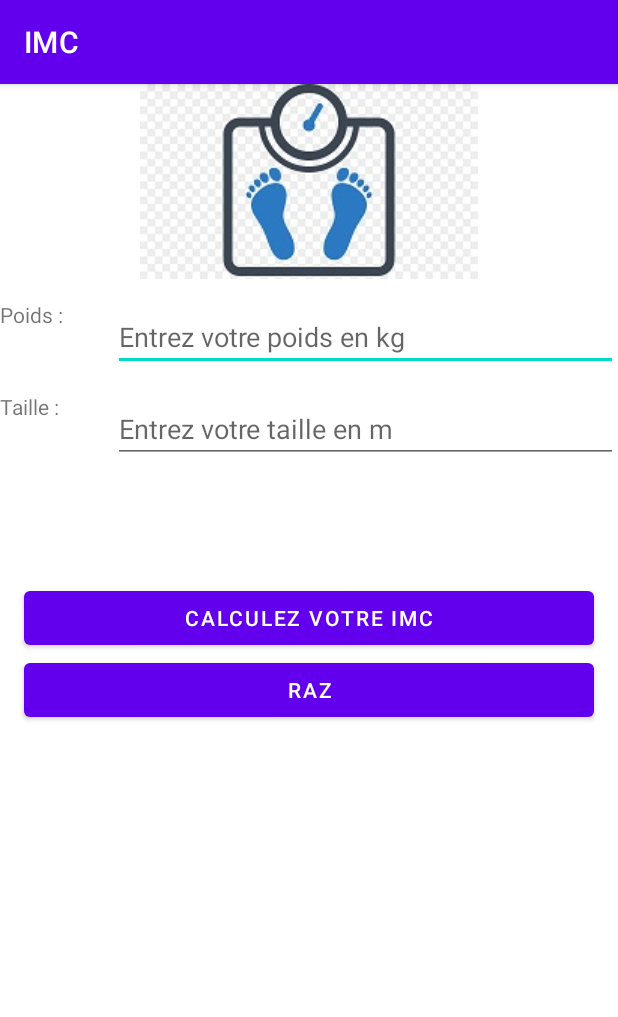
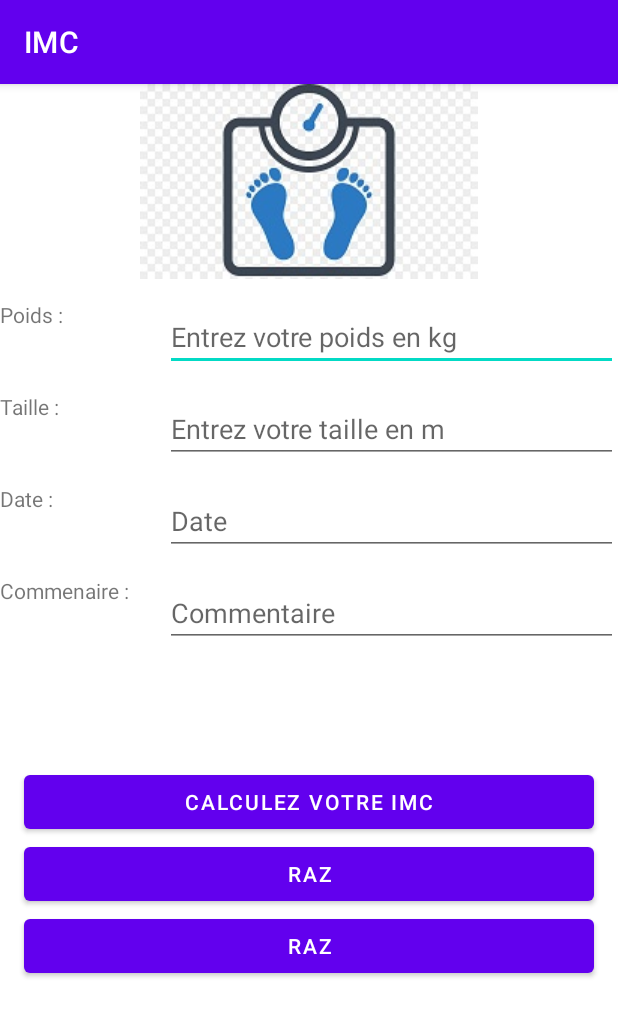
Before and after one commit to flub78/ANdroidImc, an Android app: the screen it shows after launch (ImcActivity), on a phone screen of 412 x 824 dp. Shown: the top 1017 px of the screen. Run offline under Robolectric (Android 15) with nearby library versions, the phone set to English and light mode, and no system bars.

Commit message:
Work in progress...

```diff
--- a/app/src/main/java/flub78/org/imc/ImcActivity.java
+++ b/app/src/main/java/flub78/org/imc/ImcActivity.java
@@ -22,6 +22,8 @@ public class ImcActivity extends AppCompatActivity implements View.OnKeyListener
 
     public void computeImc(View v)  {
         // The user just clicked
+
+        KeyBoard.hide(this);
 
         float size;
         float weight;
--- /dev/null
+++ b/app/src/main/java/flub78/org/imc/KeyBoard.java
@@ -0,0 +1,29 @@
+package flub78.org.imc;
+
+import android.app.Activity;
+import android.view.inputmethod.InputMethodManager;
+
+/**
+ * SHow or hide soft keyboard
+ */
+public class KeyBoard {
+
+    public static void show(Activity activity){
+        InputMethodManager imm = (InputMethodManager) activity.getSystemService(Activity.INPUT_METHOD_SERVICE);
+        imm.toggleSoftInput(0, InputMethodManager.HIDE_IMPLICIT_ONLY); // show
+    }
+
+    public static void hide(Activity activity){
+        InputMethodManager imm = (InputMethodManager) activity.getSystemService(Activity.INPUT_METHOD_SERVICE);
+        imm.toggleSoftInput(InputMethodManager.HIDE_IMPLICIT_ONLY, 0); // hide
+    }
+
+    public static void toggle(Activity activity){
+        InputMethodManager imm = (InputMethodManager) activity.getSystemService(Activity.INPUT_METHOD_SERVICE);
+        if (imm.isActive()){
+            hide(activity);
+        } else {
+            show(activity);
+        }
+    }
+}
--- a/app/src/main/res/layout/activity_main2.xml
+++ b/app/src/main/res/layout/activity_main2.xml
@@ -6,6 +6,7 @@
     android:orientation="vertical"
     tools:context=".ImcActivity">
 
+    <!-- First a picture -->
     <ImageView
         android:layout_width="wrap_content"
         android:layout_height="wrap_content"
@@ -13,6 +14,7 @@
         android:src="@drawable/scale_bmi"
         android:contentDescription="@string/scale" />
 
+    <!-- Weight input -->
     <LinearLayout
         android:layout_width="match_parent"
         android:layout_height="wrap_content"
@@ -22,7 +24,7 @@
         <TextView
             android:layout_width="0dp"
             android:layout_height="wrap_content"
-            android:layout_weight="15"
+            android:layout_weight="25"
             android:text="@string/poids"
             android:textSize="14sp" />
 
@@ -30,7 +32,7 @@
             android:id="@+id/activity_main_weight_input"
             android:layout_width="0dp"
             android:layout_height="wrap_content"
-            android:layout_weight="85"
+            android:layout_weight="80"
             android:layout_marginStart="16dp"
             android:layout_marginTop="16dp"
             android:ems="10"
@@ -38,6 +40,7 @@
             android:inputType="numberDecimal" />
     </LinearLayout>
 
+    <!-- Size input -->
     <LinearLayout
         android:layout_width="match_parent"
         android:layout_height="wrap_content"
@@ -46,7 +49,7 @@
         <TextView
             android:layout_width="0dp"
             android:layout_height="wrap_content"
-            android:layout_weight="15"
+            android:layout_weight="25"
             android:text="@string/taille"
             tools:layout_editor_absoluteX="96dp"
             tools:layout_editor_absoluteY="35dp" />
@@ -55,7 +58,7 @@
             android:id="@+id/activity_main_size_input"
             android:layout_width="0dp"
             android:layout_height="wrap_content"
-            android:layout_weight="85"
+            android:layout_weight="80"
             android:layout_marginStart="16dp"
             android:layout_marginTop="16dp"
             android:ems="10"
@@ -63,6 +66,57 @@
             android:inputType="numberDecimal" />
     </LinearLayout>
 
+    <!-- Date input -->
+    <LinearLayout
+        android:layout_width="match_parent"
+        android:layout_height="wrap_content"
+        android:orientation="horizontal">
+
+        <TextView
+            android:layout_width="0dp"
+            android:layout_height="wrap_content"
+            android:layout_weight="25"
+            android:text="@string/date"
+            android:textSize="14sp" />
+
+        <EditText
+            android:id="@+id/activity_main_date_input"
+            android:layout_width="0dp"
+            android:layout_height="wrap_content"
+            android:layout_weight="80"
+            android:layout_marginStart="16dp"
+            android:layout_marginTop="16dp"
+            android:ems="10"
+            android:hint="@string/date_hint"
+            android:inputType="date" />
+    </LinearLayout>
+
+    <!-- Comment input -->
+    <LinearLayout
+        android:layout_width="match_parent"
+        android:layout_height="wrap_content"
+        android:orientation="horizontal">
+
+        <TextView
+            android:layout_width="0dp"
+            android:layout_height="wrap_content"
+            android:layout_weight="25"
+            android:text="@string/comment"
+            android:textSize="14sp" />
+
+        <EditText
+            android:id="@+id/activity_main_comment_input"
+            android:layout_width="0dp"
+            android:layout_height="wrap_content"
+            android:layout_weight="80"
+            android:layout_marginStart="16dp"
+            android:layout_marginTop="16dp"
+            android:ems="10"
+            android:hint="@string/comment_hint"
+            android:inputType="text" />
+    </LinearLayout>
+
+    <!-- Result -->
     <TextView
         android:id="@+id/activity_main_result_text"
         android:layout_width="match_parent"
@@ -78,6 +132,7 @@
         tools:layout_editor_absoluteX="96dp"
         tools:layout_editor_absoluteY="35dp" />
 
+    <!-- BMI button -->
     <Button
         android:id="@+id/activity_main_compute_button"
         android:layout_width="match_parent"
@@ -86,6 +141,7 @@
         android:layout_marginEnd="16dp"
         android:text="@string/calculez_votre_imc" />
 
+    <!-- Clear button -->
     <Button
         android:id="@+id/activity_main_clear_button"
         android:layout_width="match_parent"
@@ -94,4 +150,12 @@
         android:layout_marginEnd="16dp"
         android:text="@string/raz" />
 
+    <!-- Store button -->
+    <Button
+        android:id="@+id/activity_main_store_button"
+        android:layout_width="match_parent"
+        android:layout_height="wrap_content"
+        android:layout_marginStart="16dp"
+        android:layout_marginEnd="16dp"
+        android:text="@string/raz" />
 </LinearLayout>
--- a/app/src/main/res/values/strings.xml
+++ b/app/src/main/res/values/strings.xml
@@ -20,4 +20,8 @@
     <string name="error_log_example">Error level is red</string>
     <string name="wtf_log_example">What the f...? level is red</string>
     <string name="clearing_data">Clearing data</string>
+    <string name="date">Date :</string>
+    <string name="date_hint">Date</string>
+    <string name="comment">Commenaire :</string>
+    <string name="comment_hint">Commentaire</string>
 </resources>
```
Also changed, not shown: 2 other files.
